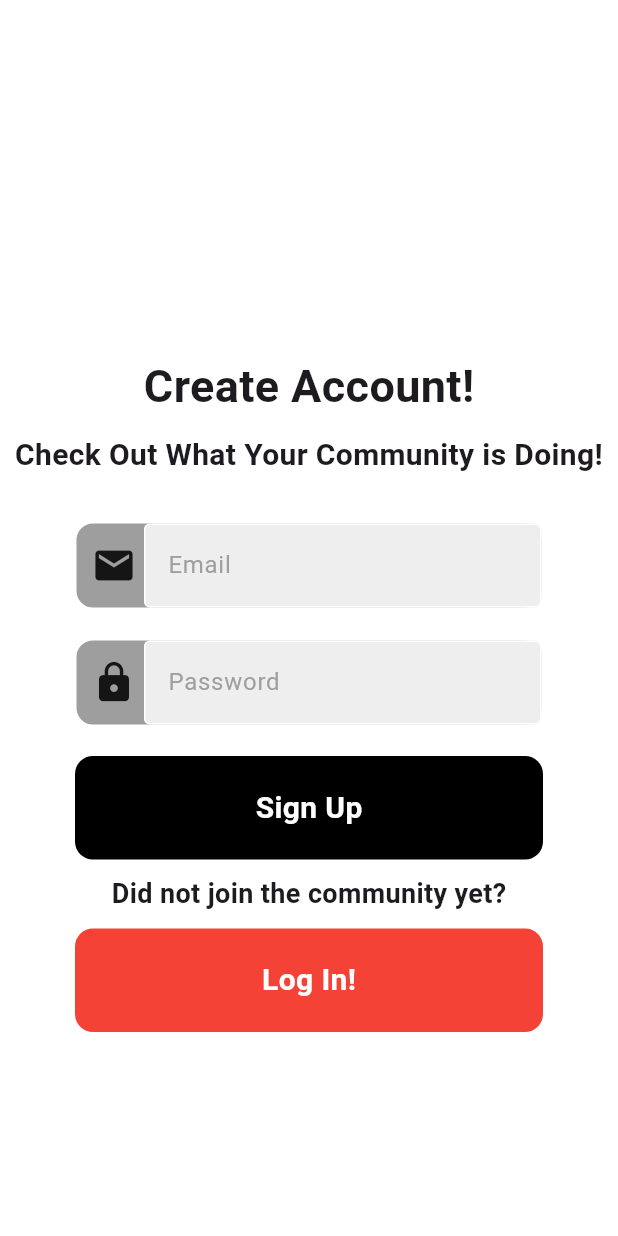
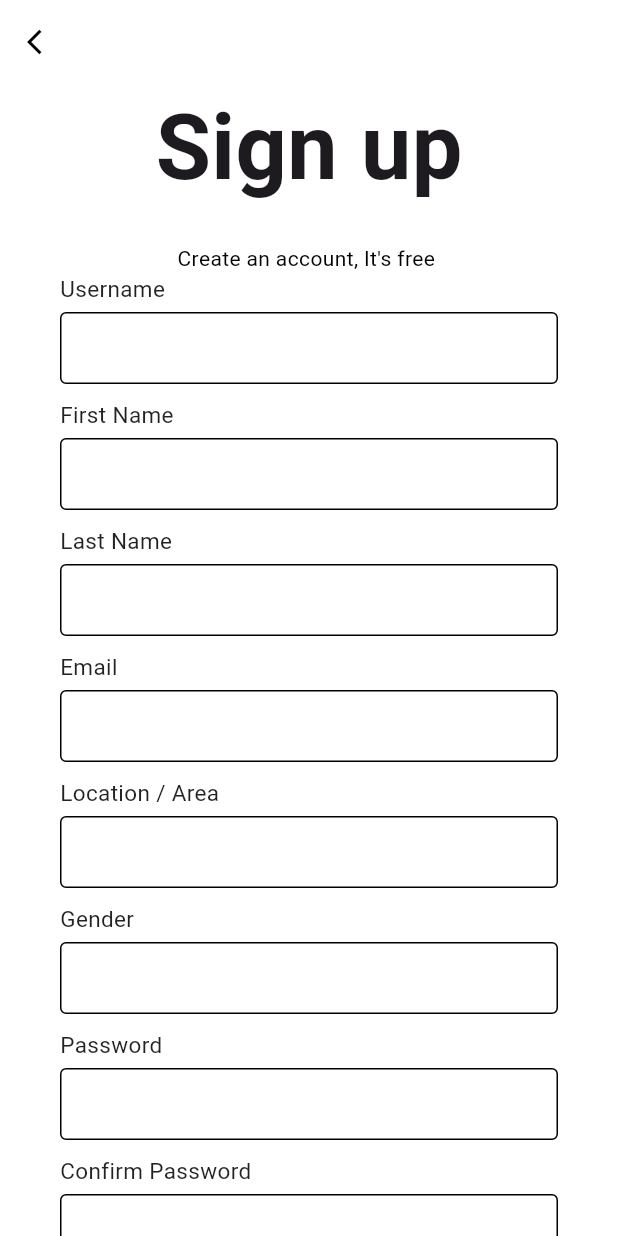
Before and after one commit to HalcyonAbsedion/BilMant2a, a Flutter app: the RegisterPage screen opened directly with empty values, on a phone screen of 412 x 824 dp. Run offline on Flutter 3.47's test engine with Material 3 defaults, Android fonts, the phone set to English and light mode, and no system bars; our stand-ins replace firebase_auth, firebase_core; accounts and stored records are empty; Roboto replaces fonts that are missing (Product Sans).

Commit message:
sign_up page

```diff
--- a/lib/pages/login_page.dart
+++ b/lib/pages/login_page.dart
@@ -1,4 +1,3 @@
-import 'dart:js_interop';
 import 'package:firebase_auth/firebase_auth.dart';
 import 'package:firebase_core/firebase_core.dart';
 import 'package:flutter/material.dart';
--- a/lib/pages/mock_signup_page.dart
+++ /dev/null
@@ -1,175 +0,0 @@
-import 'package:flutter/material.dart';
-
-import '../components/text_field.dart';
-
-class RegisterPage extends StatefulWidget {
-  final Function()? onTap;
-  const RegisterPage({super.key, required this.onTap});
-
-  @override
-  State<RegisterPage> createState() => _RegisterPageState();
-}
-
-class _RegisterPageState extends State<RegisterPage> {
-  final emailTextController = TextEditingController();
-  final passwordTextController = TextEditingController();
-  @override
-  Widget build(BuildContext context) {
-    return Scaffold(
-        backgroundColor: Colors.white,
-        body: SafeArea(
-          child: Center(
-            child: SingleChildScrollView(
-              child: Column(
-                mainAxisAlignment: MainAxisAlignment.center,
-                children: [
-                  const SizedBox(height: 100),
-
-                  //Welcome text
-                  const Text(
-                    'Create Account!',
-                    style: TextStyle(
-                      fontWeight: FontWeight.bold,
-                      fontSize: 30,
-                    ),
-                  ),
-                  const SizedBox(height: 10),
-
-                  //Welcome text part 2
-                  const Text(
-                    'Check Out What Your Community is Doing!',
-                    style: TextStyle(
-                      fontWeight: FontWeight.bold,
-                      fontSize: 20,
-                    ),
-                    textAlign: TextAlign.center,
-                  ),
-                  const SizedBox(height: 30),
-
-                  //email textfield
-                  Padding(
-                    padding: const EdgeInsets.symmetric(horizontal: 50.0),
-                    child: Container(
-                      decoration: BoxDecoration(
-                        color: Colors.grey,
-                        border: Border.all(color: Colors.white),
-                        borderRadius: BorderRadius.circular(12),
-                      ),
-                      child: Row(
-                        children: [
-                          const SizedBox(
-                            width: 10,
-                          ),
-                          const Icon(
-                            Icons.email,
-                            size: 30,
-                          ),
-                          Expanded(
-                            child: Padding(
-                              padding: EdgeInsets.only(left: 5.0),
-                              child: MyTextField(
-                                  controller: emailTextController,
-                                  hintText: 'Email',
-                                  obscureText: false),
-                            ),
-                          ),
-                        ],
-                      ),
-                    ),
-                  ),
-
-                  const SizedBox(height: 20),
-
-                  //password textfield
-                  Padding(
-                    padding: const EdgeInsets.symmetric(horizontal: 50.0),
-                    child: Container(
-                      decoration: BoxDecoration(
-                        color: Colors.grey,
-                        border: Border.all(color: Colors.white),
-                        borderRadius: BorderRadius.circular(12),
-                      ),
-                      child: Row(
-                        children: [
-                          const SizedBox(
-                            width: 10,
-                          ),
-                          const Icon(
-                            Icons.lock,
-                            size: 30,
-                          ),
-                          Expanded(
-                            child: Padding(
-                              padding: EdgeInsets.only(left: 5.0),
-                              child: MyTextField(
-                                  controller: passwordTextController,
-                                  hintText: 'Password',
-                                  obscureText: true),
-                            ),
-                          ),
-                        ],
-                      ),
-                    ),
-                  ),
-                  const SizedBox(height: 20),
-
-                  //login button
-                  Padding(
-                    padding: const EdgeInsets.symmetric(horizontal: 50.0),
-                    child: Container(
-                      padding: EdgeInsets.all(20),
-                      decoration: BoxDecoration(
-                        color: Colors.black,
-                        borderRadius: BorderRadius.circular(12),
-                      ),
-                      child: const Center(
-                        child: Text('Sign Up',
-                            style: TextStyle(
-                              color: Colors.white,
-                              fontWeight: FontWeight.bold,
-                              fontSize: 20,
-                            )),
-                      ),
-                    ),
-                  ),
-                  const SizedBox(height: 10),
-
-                  //'Not a member' text
-                  const Text(
-                    'Did not join the community yet?',
-                    style: TextStyle(
-                      fontWeight: FontWeight.bold,
-                      fontSize: 18,
-                    ),
-                  ),
-                  const SizedBox(height: 10),
-
-                  //sign in button
-                  Padding(
-                    padding: const EdgeInsets.symmetric(horizontal: 50.0),
-                    child: GestureDetector(
-                      onTap: widget.onTap,
-                      child: Container(
-                        padding: EdgeInsets.all(20),
-                        decoration: BoxDecoration(
-                          color: Colors.red,
-                          borderRadius: BorderRadius.circular(12),
-                        ),
-                        child: const Center(
-                          child: Text('Log In!',
-                              style: TextStyle(
-                                color: Colors.white,
-                                fontWeight: FontWeight.bold,
-                                fontSize: 20,
-                              )),
-                        ),
-                      ),
-                    ),
-                  ),
-                ],
-              ),
-            ),
-          ),
-        ));
-  }
-}
--- /dev/null
+++ b/lib/pages/signup_page.dart
@@ -0,0 +1,156 @@
+import 'package:flutter/material.dart';
+import 'package:flutter/services.dart';
+
+import '../components/text_field.dart';
+
+class RegisterPage extends StatefulWidget {
+  final Function()? onTap;
+  const RegisterPage({super.key, required this.onTap});
+
+  @override
+  State<RegisterPage> createState() => _RegisterPageState();
+}
+
+class _RegisterPageState extends State<RegisterPage> {
+  Widget build(BuildContext context) {
+    return Scaffold(
+      // resizeToAvoidBottomInset: true,
+      backgroundColor: Colors.white,
+      appBar: AppBar(
+        // elevation: 0,
+        backgroundColor: Colors.white,
+        leading: IconButton(
+          onPressed: widget.onTap
+          // Ensure that you have the correct context for Navigator.pop
+          // Navigator.pop(context);
+          ,
+          icon: const Icon(
+            Icons.arrow_back_ios,
+            size: 20,
+            color: Colors.black,
+          ),
+        ),
+        systemOverlayStyle: SystemUiOverlayStyle.dark,
+      ),
+      body: SingleChildScrollView(
+        child: Container(
+          padding: const EdgeInsets.symmetric(horizontal: 40),
+          height: MediaQuery.of(context).size.height - 50,
+          width: double.infinity,
+          child: SingleChildScrollView(
+            child: Column(
+              mainAxisAlignment: MainAxisAlignment.spaceEvenly,
+              children: <Widget>[
+                const Column(
+                  children: <Widget>[
+                    Text(
+                      "Sign up",
+                      style: TextStyle(
+                        fontSize: 60,
+                        fontWeight: FontWeight.bold,
+                      ),
+                    ),
+                    SizedBox(
+                      height: 20,
+                    ),
+                    Text(
+                      "Create an account, It's free ",
+                      style: TextStyle(
+                          fontFamily: 'Product Sans',
+                          fontSize: 14,
+                          color: Color.fromARGB(255, 0, 0, 0)),
+                    )
+                  ],
+                ),
+                Column(
+                  children: <Widget>[
+                    inputFile(label: "Username"),
+                    inputFile(label: "First Name"),
+                    inputFile(label: "Last Name"),
+                    inputFile(label: "Email"),
+                    inputFile(label: "Location / Area"),
+                    inputFile(label: "Gender"),
+                    inputFile(label: "Password", obscureText: true),
+                    inputFile(label: "Confirm Password ", obscureText: true),
+                  ],
+                ),
+                Container(
+                  padding: const EdgeInsets.only(top: 0, left: 0),
+                  decoration: BoxDecoration(
+                    borderRadius: BorderRadius.circular(50),
+                    border: const Border(
+                      bottom: BorderSide(color: Colors.black),
+                      top: BorderSide(color: Colors.black),
+                      left: BorderSide(color: Colors.black),
+                      right: BorderSide(color: Colors.black),
+                    ),
+                  ),
+                  child: MaterialButton(
+                    minWidth: double.infinity,
+                    height: 60,
+                    onPressed: () {},
+                    color: Color.fromARGB(255, 242, 0, 0),
+                    elevation: 0,
+                    shape: RoundedRectangleBorder(
+                      borderRadius: BorderRadius.circular(50),
+                    ),
+                    child: const Text(
+                      "Sign up",
+                      style: TextStyle(
+                        fontWeight: FontWeight.w600,
+                        fontSize: 18,
+                        color: Colors.white,
+                      ),
+                    ),
+                  ),
+                ),
+                const Row(
+                  mainAxisAlignment: MainAxisAlignment.center,
+                  children: <Widget>[
+                    Text("Already have an account?"),
+                    Text(
+                      " Login",
+                      style:
+                          TextStyle(fontWeight: FontWeight.w600, fontSize: 18),
+                    )
+                  ],
+                )
+              ],
+            ),
+          ),
+        ),
+      ),
+    );
+  }
+}
+
+Widget inputFile({required String label, bool obscureText = false}) {
+  return Column(
+    crossAxisAlignment: CrossAxisAlignment.start,
+    children: <Widget>[
+      Text(
+        label,
+        style: const TextStyle(
+            fontSize: 15, fontWeight: FontWeight.w400, color: Colors.black87),
+      ),
+      const SizedBox(
+        height: 5,
+      ),
+      TextField(
+        obscureText: obscureText,
+        decoration: const InputDecoration(
+          contentPadding: EdgeInsets.symmetric(vertical: 0, horizontal: 10),
+          enabledBorder: OutlineInputBorder(
+            borderSide: BorderSide(color: Color.fromARGB(255, 0, 0, 0)),
+          ),
+          border: OutlineInputBorder(
+            borderSide: BorderSide(color: Color.fromARGB(255, 255, 0, 0)),
+          ),
+        ),
+      ),
+      const SizedBox(
+        height: 10,
+      )
+    ],
+  );
+}
--- a/pubspec.yaml
+++ b/pubspec.yaml
@@ -35,7 +35,7 @@ dependencies:
   # The following adds the Cupertino Icons font to your application.
   # Use with the CupertinoIcons class for iOS style icons.
   cupertino_icons: ^1.0.2
-  firebase_core: ^2.17.0
+  firebase_core: ^2.25.4
   firebase_auth: ^4.17.4
 
 dev_dependencies:
```
